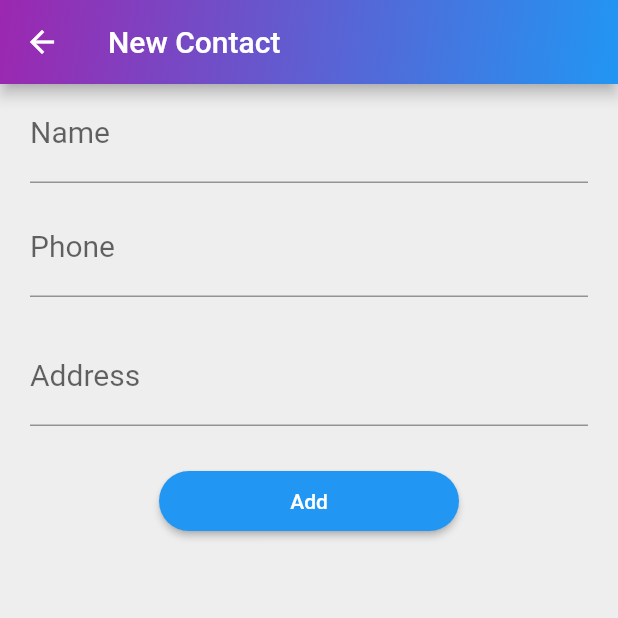
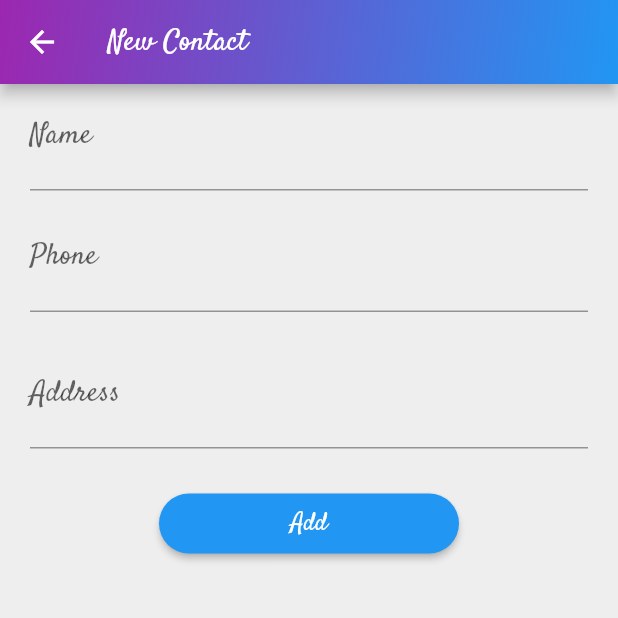
Before and after one commit to RafaelR7/contact_list, a Flutter app: the screen it shows after launch, after a tap on the "group add" icon, on a phone screen of 412 x 824 dp, the top half of it. Run offline on Flutter 3.47's test engine with Material 2 defaults, Android fonts, the phone set to English and light mode, and no system bars; our stand-ins replace cloud_firestore, flutter_mobx, mobx, splashscreen; accounts and stored records are empty; generated files the repository leaves out were written again.

Commit message:
add font family

```diff
--- a/lib/app/styles/styles.dart
+++ b/lib/app/styles/styles.dart
@@ -2,9 +2,10 @@ import 'dart:ui';
 import 'package:flutter/material.dart';
 
 class Styles {
-  static const String defaultFontRegular = 'DancingScript';
+  static const String defaultFontRegular = 'Satisfy';
 
-  static ThemeData lightThemeData = ThemeData.light().copyWith(
+  static ThemeData customTheme = ThemeData(
+    fontFamily: defaultFontRegular,
     brightness: Brightness.light,
     primaryColor: Colors.blue,
     backgroundColor: Colors.white,
@@ -13,24 +14,26 @@ class Styles {
     textTheme: TextTheme(
       headline1: TextStyle(color: Colors.black87, fontSize: 96),
       headline2: TextStyle(color: Colors.black87, fontSize: 60),
-      headline3: TextStyle(color: Colors.black87, fontSize: 48),
-      headline4: TextStyle(color: Colors.black87, fontSize: 34),
-      headline5: TextStyle(color: Colors.black87, fontSize: 24),
-      headline6: TextStyle(color: Colors.black87, fontSize: 20),
-      subtitle1: TextStyle(
-          color: Colors.black87, fontSize: 20, fontFamily: 'R'), //default Text
-      subtitle2: TextStyle(color: Colors.black87, fontSize: 14),
-      bodyText1: TextStyle(color: Colors.black87, fontSize: 16),
-      bodyText2: TextStyle(color: Colors.black87, fontSize: 14),
-      button: TextStyle(color: Colors.black87, fontSize: 14),
-      caption: TextStyle(color: Colors.black87, fontSize: 12),
-      overline: TextStyle(color: Colors.black87, fontSize: 10),
+      headline3: TextStyle(color: Colors.black87, fontSize: 50),
+      headline4: TextStyle(color: Colors.black87, fontSize: 36),
+      headline5: TextStyle(color: Colors.black87, fontSize: 26),
+      headline6: TextStyle(color: Colors.black87, fontSize: 22),
+      subtitle1: TextStyle(color: Colors.black87, fontSize: 20), //default Text
+      subtitle2: TextStyle(color: Colors.black87, fontSize: 16),
+      bodyText1: TextStyle(color: Colors.black87, fontSize: 18),
+      bodyText2: TextStyle(color: Colors.black87, fontSize: 16),
+      button: TextStyle(color: Colors.black87, fontSize: 16),
+      caption: TextStyle(color: Colors.black87, fontSize: 14),
+      overline: TextStyle(color: Colors.black87, fontSize: 12),
     ),
     buttonTheme: ButtonThemeData(
       textTheme: ButtonTextTheme.primary,
     ),
   );
 
-  static TextStyle splashScreenText =
-      TextStyle(color: Colors.white, fontSize: 34, fontFamily: 'Dancing');
+  static TextStyle splashScreenText = TextStyle(
+    color: Colors.white,
+    fontSize: 34,
+    fontFamily: defaultFontRegular,
+  );
 }
--- a/lib/app/ui/contactList/contact_list.dart
+++ b/lib/app/ui/contactList/contact_list.dart
@@ -18,7 +18,6 @@ class ContactList extends StatelessWidget {
       appBar: AppBar(
         title: Text(
           "${I18n.of(context).contactList}",
-          style: TextStyle(fontFamily: 'Montserrat'),
         ),
         flexibleSpace: Container(
           decoration: BoxDecoration(
--- a/lib/main.dart
+++ b/lib/main.dart
@@ -11,7 +11,7 @@ class MyApp extends StatelessWidget {
   @override
   Widget build(BuildContext context) {
     return MaterialApp(
-      theme: Styles.lightThemeData,
+      theme: Styles.customTheme,
       home: ContactListSplash(),
       routes: <String, WidgetBuilder>{
         '/contactList': (BuildContext context) => ContactList(),
--- a/pubspec.yaml
+++ b/pubspec.yaml
@@ -32,3 +32,7 @@ flutter:
   uses-material-design: true
   assets:
     - assets/images/contact.png
+  fonts:
+    - family: Satisfy
+      fonts:
+        - asset: assets/fonts/Satisfy-Regular.ttf
```
Also changed, not shown: assets/fonts/Satisfy-Regular.ttf (added).
